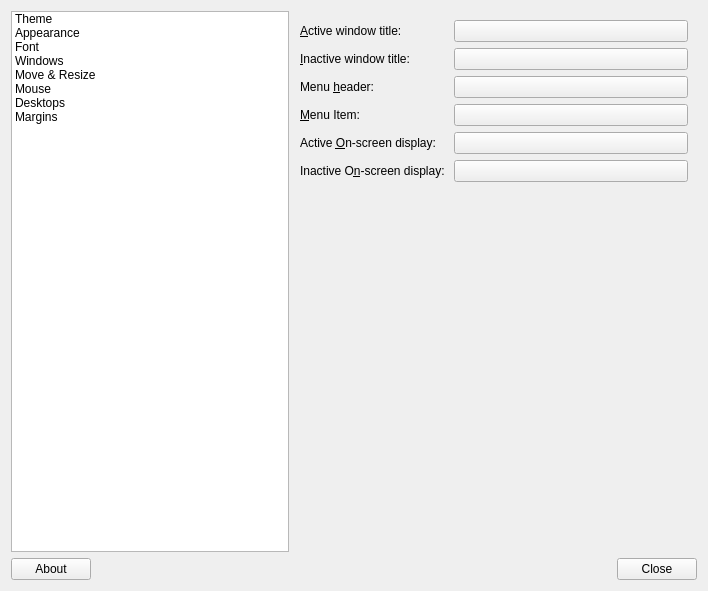
stefonarch/labwc-conf, file src/obconf.ui: the form before one commit.
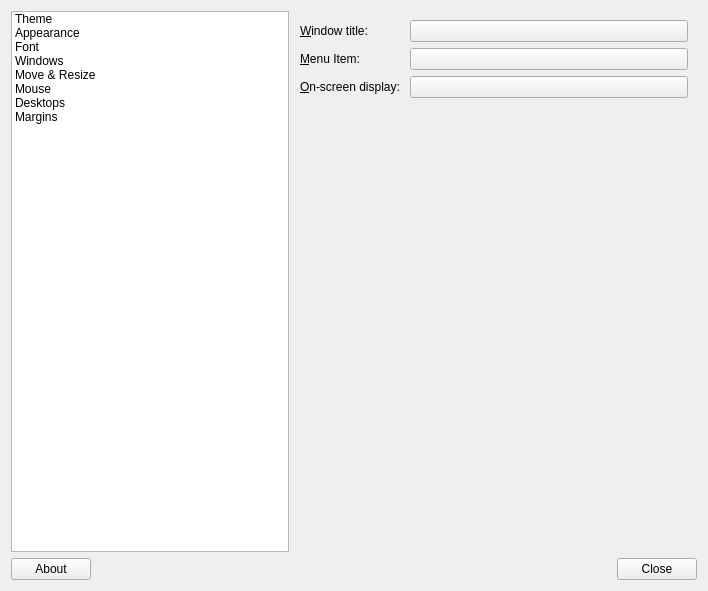
The form after the commit. The open tabs and pages were chosen to show the change. Custom widgets are drawn as their Qt base class.

Patch:
```diff
--- a/src/obconf.ui
+++ b/src/obconf.ui
@@ -11,7 +11,7 @@
    </rect>
   </property>
   <property name="windowTitle">
-   <string>Window Manager Preferences</string>
+   <string>Labwc Settings</string>
   </property>
   <layout class="QVBoxLayout" name="verticalLayout">
    <item>
@@ -66,7 +66,7 @@
      <item>
       <widget class="QStackedWidget" name="stackedWidget">
        <property name="currentIndex">
-        <number>0</number>
+        <number>2</number>
        </property>
        <widget class="QWidget" name="themePage">
         <layout class="QVBoxLayout" name="verticalLayout_2">
@@ -166,79 +166,24 @@
          <property name="fieldGrowthPolicy">
           <enum>QFormLayout::AllNonFixedFieldsGrow</enum>
          </property>
-         <item row="0" column="1">
-          <widget class="Fm::FontButton" name="font_active">
-           <property name="text">
-            <string/>
-           </property>
-          </widget>
-         </item>
-         <item row="1" column="1">
-          <widget class="Fm::FontButton" name="font_inactive">
-           <property name="text">
-            <string/>
-           </property>
-          </widget>
-         </item>
-         <item row="2" column="1">
-          <widget class="Fm::FontButton" name="font_menu_header">
-           <property name="text">
-            <string/>
-           </property>
-          </widget>
-         </item>
-         <item row="3" column="1">
-          <widget class="Fm::FontButton" name="font_menu_item">
-           <property name="text">
-            <string/>
-           </property>
-          </widget>
-         </item>
-         <item row="4" column="1">
-          <widget class="Fm::FontButton" name="font_active_display">
-           <property name="text">
-            <string/>
-           </property>
-          </widget>
-         </item>
-         <item row="5" column="1">
-          <widget class="Fm::FontButton" name="font_inactive_display">
-           <property name="text">
-            <string/>
-           </property>
-          </widget>
-         </item>
          <item row="0" column="0">
           <widget class="QLabel" name="label_2">
            <property name="text">
-            <string>&amp;Active window title: </string>
+            <string>&amp;Window title: </string>
            </property>
            <property name="buddy">
             <cstring>font_active</cstring>
            </property>
           </widget>
          </item>
+         <item row="0" column="1">
+          <widget class="Fm::FontButton" name="font_active">
+           <property name="text">
+            <string/>
+           </property>
+          </widget>
+         </item>
          <item row="1" column="0">
-          <widget class="QLabel" name="label_3">
-           <property name="text">
-            <string>&amp;Inactive window title: </string>
-           </property>
-           <property name="buddy">
-            <cstring>font_inactive</cstring>
-           </property>
-          </widget>
-         </item>
-         <item row="2" column="0">
-          <widget class="QLabel" name="label_5">
-           <property name="text">
-            <string>Menu &amp;header: </string>
-           </property>
-           <property name="buddy">
-            <cstring>font_menu_header</cstring>
-           </property>
-          </widget>
-         </item>
-         <item row="3" column="0">
           <widget class="QLabel" name="label_4">
            <property name="text">
             <string>&amp;Menu Item: </string>
@@ -248,23 +193,27 @@
            </property>
           </widget>
          </item>
-         <item row="4" column="0">
+         <item row="1" column="1">
+          <widget class="Fm::FontButton" name="font_menu_item">
+           <property name="text">
+            <string/>
+           </property>
+          </widget>
+         </item>
+         <item row="2" column="0">
           <widget class="QLabel" name="label_6">
            <property name="text">
-            <string>Active &amp;On-screen display: </string>
+            <string>&amp;On-screen display: </string>
            </property>
            <property name="buddy">
             <cstring>font_active_display</cstring>
            </property>
           </widget>
          </item>
-         <item row="5" column="0">
-          <widget class="QLabel" name="label_7">
+         <item row="2" column="1">
+          <widget class="Fm::FontButton" name="font_active_display">
            <property name="text">
-            <string>Inactive O&amp;n-screen display: </string>
-           </property>
-           <property name="buddy">
-            <cstring>font_inactive_display</cstring>
+            <string/>
            </property>
           </widget>
          </item>
```
Left out of the diff: 64 changed lines with no effect on the pictures.
